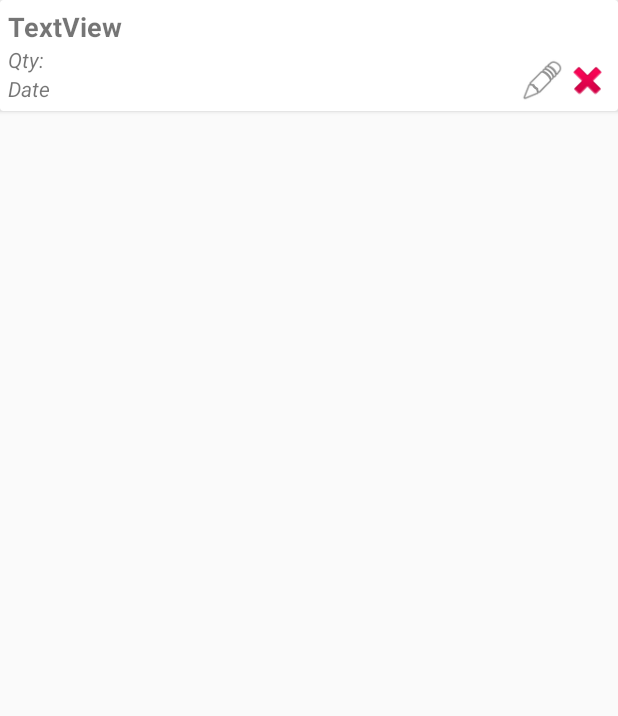
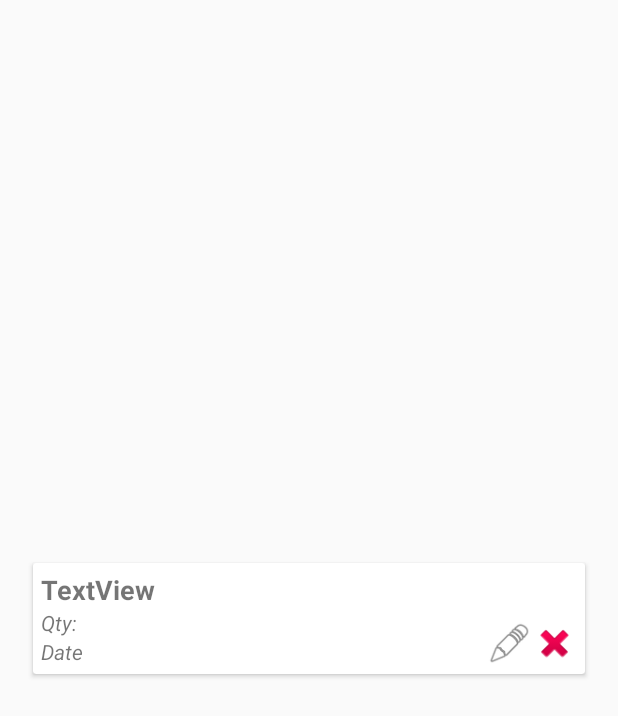
Before and after one commit to KristaBalling/MyGroceryList, an Android app: the layout activity_details.xml on its own in the app's theme, with its tools: preview values and no code run, on a phone screen of 412 x 824 dp. Shown: the top 716 px of the screen. Run offline under Robolectric (Android 15) with nearby library versions, the phone set to English and light mode, and no system bars.

```diff
--- a/app/src/main/java/Util/Constants.java
+++ b/app/src/main/java/com/theironyard/Util/Constants.java
@@ -1,4 +1,4 @@
-package Util;
+package com.theironyard.Util;
 
 public class Constants {
 
--- a/app/src/main/java/com/theironyard/mygrocerylist/mygrocerylist/Activities/DetailsActivity.java
+++ b/app/src/main/java/com/theironyard/mygrocerylist/mygrocerylist/Activities/DetailsActivity.java
@@ -21,7 +21,7 @@ public class DetailsActivity extends AppCompatActivity {
 
         itemName = (TextView) findViewById(R.id.itemNameDet);
         quantity = (TextView) findViewById(R.id.quantityDet);
-        dateAdded = (TextView) findViewById(R.id.dateAdded);
+        dateAdded = (TextView) findViewById(R.id.dateAddedDet);
 
         Bundle bundle = getIntent().getExtras();
 
--- a/app/src/main/java/com/theironyard/mygrocerylist/mygrocerylist/Activities/MainActivity.java
+++ b/app/src/main/java/com/theironyard/mygrocerylist/mygrocerylist/Activities/MainActivity.java
@@ -8,7 +8,6 @@ import android.support.design.widget.Snackbar;
 import android.support.v7.app.AlertDialog;
 import android.support.v7.app.AppCompatActivity;
 import android.support.v7.widget.Toolbar;
-import android.util.Log;
 import android.view.View;
 import android.view.Menu;
 import android.view.MenuItem;
@@ -16,9 +15,8 @@ import android.widget.Button;
 import android.widget.EditText;
 
 import com.theironyard.mygrocerylist.mygrocerylist.R;
-
-import Data.DatabaseHandler;
-import Model.Grocery;
+import com.theironyard.Data.DatabaseHandler;
+import com.theironyard.Model.Grocery;
 
 public class MainActivity extends AppCompatActivity {
 
--- a/app/src/main/res/layout/activity_details.xml
+++ b/app/src/main/res/layout/activity_details.xml
@@ -1,11 +1,23 @@
 <?xml version="1.0" encoding="utf-8"?>
 <android.support.constraint.ConstraintLayout
-    xmlns:android="http://schemas.android.com/apk/res/android" android:layout_width="match_parent"
-    android:layout_height="match_parent">
+    xmlns:android="http://schemas.android.com/apk/res/android"
+    xmlns:tools="http://schemas.android.com/tools"
+    xmlns:app="http://schemas.android.com/apk/res-auto"
+    android:layout_width="match_parent"
+    android:layout_height="match_parent"
+    tools:context="com.theironyard.mygrocerylist.mygrocerylist.Activities.DetailsActivity">
 
     <android.support.v7.widget.CardView
-        android:layout_width="match_parent"
-        android:layout_height="wrap_content" >
+        android:layout_width="368dp"
+        android:layout_height="wrap_content"
+        app:layout_constraintBottom_toBottomOf="parent"
+        android:layout_marginBottom="8dp"
+        app:layout_constraintTop_toTopOf="parent"
+        android:layout_marginTop="8dp"
+        android:layout_marginLeft="8dp"
+        app:layout_constraintLeft_toLeftOf="parent"
+        android:layout_marginRight="8dp"
+        app:layout_constraintRight_toRightOf="parent">
 
         <RelativeLayout
             android:padding="5dp"
```
Also changed, not shown: app/src/main/java/UI/RecyclerViewAdapter.java (deleted, +0 -108 lines), app/src/main/java/com/theironyard/Data/DatabaseHandler.java (renamed from app/src/main/java/Data/DatabaseHandler.java, +13 -17 lines), app/src/main/java/com/theironyard/Model/Grocery.java (renamed from app/src/main/java/Model/Grocery.java, +6 -1 lines), app/src/main/java/com/theironyard/UI/RecyclerViewAdapter.java (added, +200 -0 lines), app/src/main/java/com/theironyard/mygrocerylist/mygrocerylist/Activities/ListActivity.java (+3 -4 lines), app/src/main/res/layout/confirmation_dialog.xml (renamed from app/src/main/res/layout/confirmation_layout.xml).
